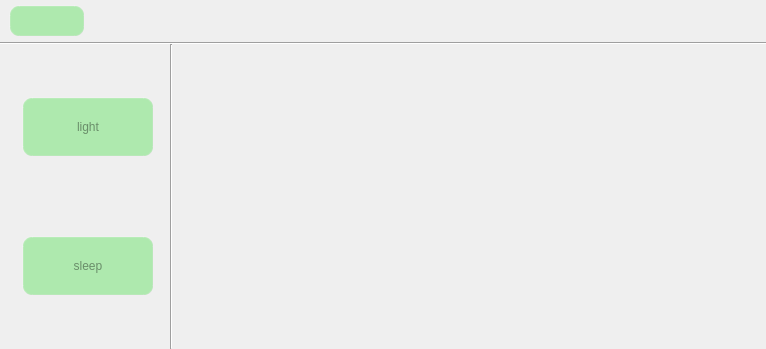
The window that backlight.ui (jizizihe/baijie_demo) describes before a commit, drawn with Qt 5.
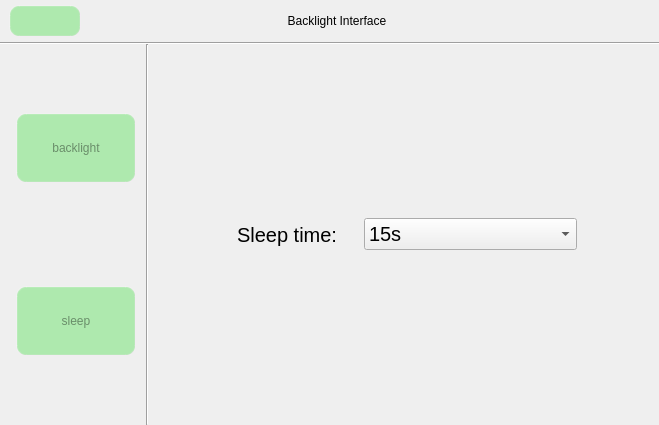
The same window after the commit. Icons and pictures are not drawn. Custom widgets are drawn as their Qt base class.

What changed in the file:
```diff
--- a/backlight.ui
+++ b/backlight.ui
@@ -6,8 +6,8 @@
    <rect>
     <x>0</x>
     <y>0</y>
-    <width>766</width>
-    <height>349</height>
+    <width>659</width>
+    <height>425</height>
    </rect>
   </property>
   <property name="sizePolicy">
@@ -190,7 +190,7 @@
               </size>
              </property>
              <property name="text">
-              <string>light</string>
+              <string>backlight</string>
              </property>
             </widget>
            </item>
@@ -314,7 +314,6 @@
         <property name="currentIndex">
          <number>0</number>
         </property>
-        <widget class="QWidget" name="page"/>
         <widget class="QWidget" name="page_3">
          <layout class="QGridLayout" name="gridLayout_3" rowstretch="3,1,3" columnstretch="1,5,1">
           <property name="leftMargin">
@@ -723,9 +722,9 @@
      </layout>
     </item>
     <item row="0" column="0">
-     <layout class="QHBoxLayout" name="horizontalLayout" stretch="1,9">
+     <layout class="QHBoxLayout" name="horizontalLayout" stretch="1,1,1,3,3">
       <property name="spacing">
-       <number>0</number>
+       <number>6</number>
       </property>
       <property name="leftMargin">
        <number>9</number>
@@ -810,6 +809,42 @@
         </property>
        </widget>
       </item>
+      <item>
+       <spacer name="horizontalSpacer_12">
+        <property name="orientation">
+         <enum>Qt::Horizontal</enum>
+        </property>
+        <property name="sizeHint" stdset="0">
+         <size>
+          <width>40</width>
+          <height>20</height>
+         </size>
+        </property>
+       </spacer>
+      </item>
+      <item>
+       <spacer name="horizontalSpacer_11">
+        <property name="orientation">
+         <enum>Qt::Horizontal</enum>
+        </property>
+        <property name="sizeHint" stdset="0">
+         <size>
+          <width>40</width>
+          <height>20</height>
+         </size>
+        </property>
+       </spacer>
+      </item>
+      <item>
+       <widget class="QLabel" name="label_5">
+        <property name="text">
+         <string>Backlight Interface</string>
+        </property>
+        <property name="alignment">
+         <set>Qt::AlignCenter</set>
+        </property>
+       </widget>
+      </item>
       <item>
        <spacer name="horizontalSpacer_2">
         <property name="orientation">
```
Left out of the diff: 2 changed lines with no effect on the pictures.
